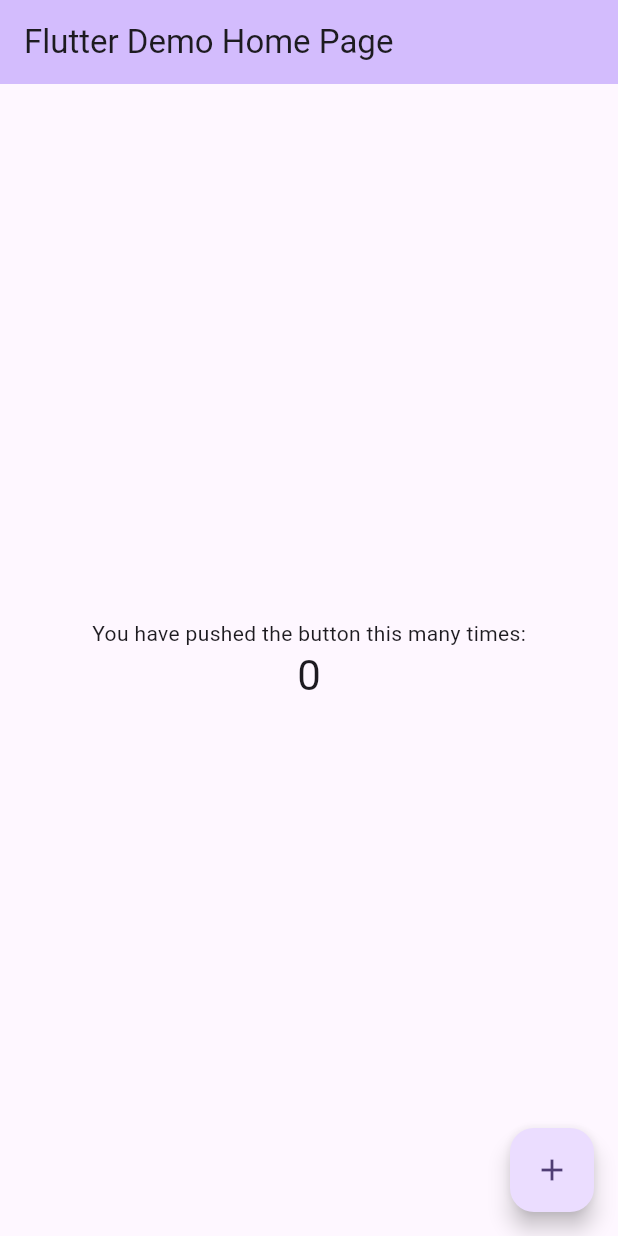
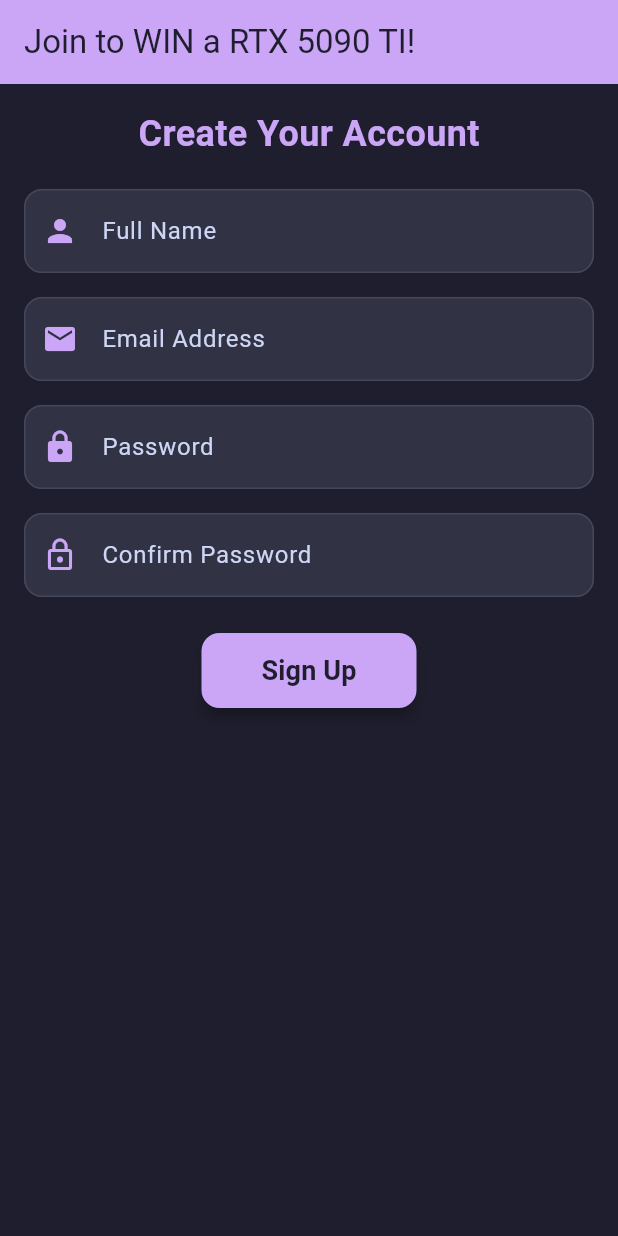
Before and after one commit to Davila-bit/signup_app, a Flutter app: the screen it shows after launch, on a phone screen of 412 x 824 dp. Run offline on Flutter 3.47's test engine with Material 3 defaults, Android fonts, the phone set to English and light mode, and no system bars.

Commit message:
Add signup form with validation and Catppuccin theme

```diff
--- a/lib/main.dart
+++ b/lib/main.dart
@@ -7,116 +7,268 @@ void main() {
 class MyApp extends StatelessWidget {
   const MyApp({super.key});
 
-  // This widget is the root of your application.
   @override
   Widget build(BuildContext context) {
     return MaterialApp(
-      title: 'Flutter Demo',
+      title: 'Fun Signup App',
       theme: ThemeData(
-        // This is the theme of your application.
-        //
-        // TRY THIS: Try running your application with "flutter run". You'll see
-        // the application has a purple toolbar. Then, without quitting the app,
-        // try changing the seedColor in the colorScheme below to Colors.green
-        // and then invoke "hot reload" (save your changes or press the "hot
-        // reload" button in a Flutter-supported IDE, or press "r" if you used
-        // the command line to start the app).
-        //
-        // Notice that the counter didn't reset back to zero; the application
-        // state is not lost during the reload. To reset the state, use hot
-        // restart instead.
-        //
-        // This works for code too, not just values: Most code changes can be
-        // tested with just a hot reload.
-        colorScheme: ColorScheme.fromSeed(seedColor: Colors.deepPurple),
+        scaffoldBackgroundColor: const Color(0xFF1E1E2E),
+        primaryColor: const Color(0xFFCBA6F7),
+        colorScheme: const ColorScheme.dark(
+          primary: Color(0xFFCBA6F7),
+          secondary: Color(0xFFF5C2E7),
+          surface: Color(0xFF313244),
+          onSurface: Color(0xFFCDD6F4),
+          onPrimary: Color(0xFF1E1E2E),
+        ),
+        appBarTheme: const AppBarTheme(
+          backgroundColor: Color(0xFFCBA6F7),
+          foregroundColor: Color(0xFF1E1E2E),
+          elevation: 0,
+        ),
+        inputDecorationTheme: InputDecorationTheme(
+          filled: true,
+          fillColor: const Color(0xFF313244),
+          labelStyle: const TextStyle(color: Color(0xFFCDD6F4)),
+          border: OutlineInputBorder(
+            borderRadius: BorderRadius.circular(12),
+            borderSide: const BorderSide(color: Color(0xFF45475A)),
+          ),
+          enabledBorder: OutlineInputBorder(
+            borderRadius: BorderRadius.circular(12),
+            borderSide: const BorderSide(color: Color(0xFF45475A)),
+          ),
+          focusedBorder: OutlineInputBorder(
+            borderRadius: BorderRadius.circular(12),
+            borderSide: const BorderSide(color: Color(0xFFCBA6F7), width: 2),
+          ),
+          errorBorder: OutlineInputBorder(
+            borderRadius: BorderRadius.circular(12),
+            borderSide: const BorderSide(color: Color(0xFFF38BA8)),
+          ),
+          focusedErrorBorder: OutlineInputBorder(
+            borderRadius: BorderRadius.circular(12),
+            borderSide: const BorderSide(color: Color(0xFFF38BA8), width: 2),
+          ),
+          prefixIconColor: const Color(0xFFCBA6F7),
+        ),
+        elevatedButtonTheme: ElevatedButtonThemeData(
+          style: ElevatedButton.styleFrom(
+            backgroundColor: const Color(0xFFCBA6F7),
+            foregroundColor: const Color(0xFF1E1E2E),
+            elevation: 4,
+            shape: RoundedRectangleBorder(
+              borderRadius: BorderRadius.circular(12),
+            ),
+          ),
+        ),
+        snackBarTheme: const SnackBarThemeData(
+          backgroundColor: Color(0xFFA6E3A1),
+          contentTextStyle: TextStyle(color: Color(0xFF1E1E2E)),
+        ),
+        textTheme: const TextTheme(
+          bodyLarge: TextStyle(color: Color(0xFFCDD6F4)),
+          bodyMedium: TextStyle(color: Color(0xFFCDD6F4)),
+        ),
       ),
-      home: const MyHomePage(title: 'Flutter Demo Home Page'),
+      home: const SignupPage(),
     );
   }
 }
 
-class MyHomePage extends StatefulWidget {
-  const MyHomePage({super.key, required this.title});
-
-  // This widget is the home page of your application. It is stateful, meaning
-  // that it has a State object (defined below) that contains fields that affect
-  // how it looks.
-
-  // This class is the configuration for the state. It holds the values (in this
-  // case the title) provided by the parent (in this case the App widget) and
-  // used by the build method of the State. Fields in a Widget subclass are
-  // always marked "final".
-
-  final String title;
+class SignupPage extends StatefulWidget {
+  const SignupPage({super.key});
 
   @override
-  State<MyHomePage> createState() => _MyHomePageState();
+  State<SignupPage> createState() => _SignupPageState();
 }
 
-class _MyHomePageState extends State<MyHomePage> {
-  int _counter = 0;
+class _SignupPageState extends State<SignupPage> {
+  final _formKey = GlobalKey<FormState>();
+  final TextEditingController _nameController = TextEditingController();
+  final TextEditingController _emailController = TextEditingController();
+  final TextEditingController _passwordController = TextEditingController();
+  final TextEditingController _confirmPasswordController = TextEditingController();
 
-  void _incrementCounter() {
-    setState(() {
-      // This call to setState tells the Flutter framework that something has
-      // changed in this State, which causes it to rerun the build method below
-      // so that the display can reflect the updated values. If we changed
-      // _counter without calling setState(), then the build method would not be
-      // called again, and so nothing would appear to happen.
-      _counter++;
-    });
+  @override
+  Widget build(BuildContext context) {
+    return Scaffold(
+      appBar: AppBar(
+        title: const Text('Join to WIN a RTX 5090 TI!'),
+      ),
+      body: Padding(
+        padding: const EdgeInsets.all(16.0),
+        child: Form(
+          key: _formKey,
+          child: Column(
+            children: [
+              const Text(
+                'Create Your Account',
+                style: TextStyle(
+                  fontSize: 24,
+                  fontWeight: FontWeight.bold,
+                  color: Color(0xFFCBA6F7),
+                ),
+              ),
+              const SizedBox(height: 20),
+              TextFormField(
+                controller: _nameController,
+                decoration: const InputDecoration(
+                  labelText: 'Full Name',
+                  prefixIcon: Icon(Icons.person),
+                ),
+                validator: (value) {
+                  if (value == null || value.isEmpty) {
+                    return 'Please enter your name';
+                  }
+                  return null;
+                },
+              ),
+              const SizedBox(height: 16),
+              TextFormField(
+                controller: _emailController,
+                decoration: const InputDecoration(
+                  labelText: 'Email Address',
+                  prefixIcon: Icon(Icons.email),
+                ),
+                validator: (value) {
+                  if (value == null || value.isEmpty) {
+                    return 'Please enter your email';
+                  }
+                  if (!value.contains('@')) {
+                    return 'Please enter a valid email';
+                  }
+                  return null;
+                },
+              ),
+              const SizedBox(height: 16),
+              TextFormField(
+                controller: _passwordController,
+                obscureText: true,
+                decoration: const InputDecoration(
+                  labelText: 'Password',
+                  prefixIcon: Icon(Icons.lock),
+                ),
+                validator: (value) {
+                  if (value == null || value.isEmpty) {
+                    return 'Please enter a password';
+                  }
+                  if (value.length < 6) {
+                    return 'Password must be at least 6 characters';
+                  }
+                  return null;
+                },
+              ),
+              const SizedBox(height: 16),
+              TextFormField(
+                controller: _confirmPasswordController,
+                obscureText: true,
+                decoration: const InputDecoration(
+                  labelText: 'Confirm Password',
+                  prefixIcon: Icon(Icons.lock_outline),
+                ),
+                validator: (value) {
+                  if (value == null || value.isEmpty) {
+                    return 'Please confirm your password';
+                  }
+                  if (value != _passwordController.text) {
+                    return 'Passwords do not match';
+                  }
+                  return null;
+                },
+              ),
+              const SizedBox(height: 24),
+              ElevatedButton(
+                onPressed: () {
+                  if (_formKey.currentState!.validate()) {
+                    Navigator.push(
+                      context,
+                      MaterialPageRoute(
+                        builder: (context) => WelcomeScreen(name: _nameController.text),
+                      ),
+                    );
+                  }
+                },
+                style: ElevatedButton.styleFrom(
+                  padding: const EdgeInsets.symmetric(horizontal: 40, vertical: 12),
+                ),
+                child: const Text(
+                  'Sign Up',
+                  style: TextStyle(fontSize: 18, fontWeight: FontWeight.bold),
+                ),
+              ),
+            ],
+          ),
+        ),
+      ),
+    );
   }
 
   @override
+  void dispose() {
+    _nameController.dispose();
+    _emailController.dispose();
+    _passwordController.dispose();
+    _confirmPasswordController.dispose();
+    super.dispose();
+  }
+}
+
+class WelcomeScreen extends StatelessWidget {
+  final String name;
+
+  const WelcomeScreen({super.key, required this.name});
+
+  @override
   Widget build(BuildContext context) {
-    // This method is rerun every time setState is called, for instance as done
-    // by the _incrementCounter method above.
-    //
-    // The Flutter framework has been optimized to make rerunning build methods
-    // fast, so that you can just rebuild anything that needs updating rather
-    // than having to individually change instances of widgets.
     return Scaffold(
       appBar: AppBar(
-        // TRY THIS: Try changing the color here to a specific color (to
-        // Colors.amber, perhaps?) and trigger a hot reload to see the AppBar
-        // change color while the other colors stay the same.
-        backgroundColor: Theme.of(context).colorScheme.inversePrimary,
-        // Here we take the value from the MyHomePage object that was created by
-        // the App.build method, and use it to set our appbar title.
-        title: Text(widget.title),
+        title: const Text('Welcome!'),
       ),
       body: Center(
-        // Center is a layout widget. It takes a single child and positions it
-        // in the middle of the parent.
         child: Column(
-          // Column is also a layout widget. It takes a list of children and
-          // arranges them vertically. By default, it sizes itself to fit its
-          // children horizontally, and tries to be as tall as its parent.
-          //
-          // Column has various properties to control how it sizes itself and
-          // how it positions its children. Here we use mainAxisAlignment to
-          // center the children vertically; the main axis here is the vertical
-          // axis because Columns are vertical (the cross axis would be
-          // horizontal).
-          //
-          // TRY THIS: Invoke "debug painting" (choose the "Toggle Debug Paint"
-          // action in the IDE, or press "p" in the console), to see the
-          // wireframe for each widget.
           mainAxisAlignment: MainAxisAlignment.center,
-          children: <Widget>[
-            const Text('You have pushed the button this many times:'),
+          children: [
+            const Icon(
+              Icons.celebration,
+              size: 100,
+              color: Color(0xFFF9E2AF),
+            ),
+            const SizedBox(height: 20),
             Text(
-              '$_counter',
-              style: Theme.of(context).textTheme.headlineMedium,
+              'Welcome, $name!',
+              style: const TextStyle(
+                fontSize: 32,
+                fontWeight: FontWeight.bold,
+                color: Color(0xFFCBA6F7),
+              ),
+              textAlign: TextAlign.center,
+            ),
+            const SizedBox(height: 16),
+            const Padding(
+              padding: EdgeInsets.symmetric(horizontal: 32),
+              child: Text(
+                'Your account has been created successfully!',
+                style: TextStyle(
+                  fontSize: 18,
+                  color: Color(0xFFCDD6F4),
+                ),
+                textAlign: TextAlign.center,
+              ),
+            ),
+            const SizedBox(height: 40),
+            ElevatedButton(
+              onPressed: () {
+                Navigator.pop(context);
+              },
+              child: const Text(
+                'Back to Signup',
+                style: TextStyle(fontSize: 16, fontWeight: FontWeight.bold),
+              ),
             ),
           ],
         ),
       ),
-      floatingActionButton: FloatingActionButton(
-        onPressed: _incrementCounter,
-        tooltip: 'Increment',
-        child: const Icon(Icons.add),
-      ), // This trailing comma makes auto-formatting nicer for build methods.
     );
   }
 }
```
